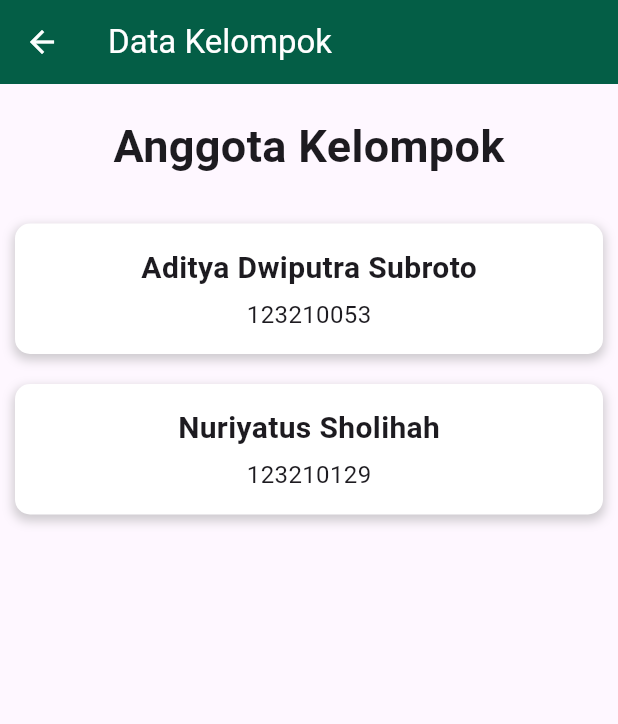
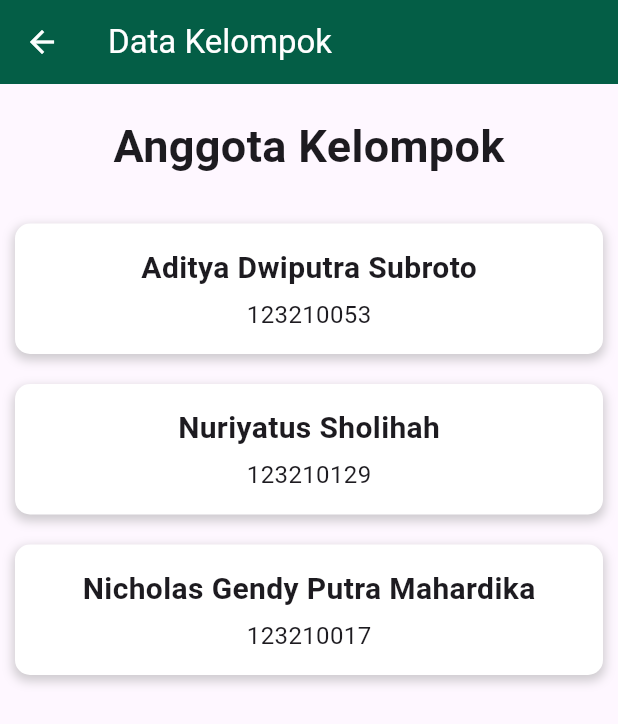
Before and after one commit to AdityaDwiputraSubroto/calculator, a Flutter app: the DataKelompokScreen screen opened directly, on a phone screen of 412 x 824 dp. Shown: the top 724 px of the screen. Run offline on Flutter 3.47's test engine with Material 3 defaults, Android fonts, the phone set to English and light mode, and no system bars.

Commit message:
add new profile

```diff
--- a/lib/views/screens/data_kelompok_screen.dart
+++ b/lib/views/screens/data_kelompok_screen.dart
@@ -15,6 +15,10 @@ class _DataKelompokScreenState extends State<DataKelompokScreen> {
     {
       'name': 'Nuriyatus Sholihah',
       'nim': '123210129',
+    },
+    {
+      'name': 'Nicholas Gendy Putra Mahardika',
+      'nim': '123210017',
     },
   ];
 
```
